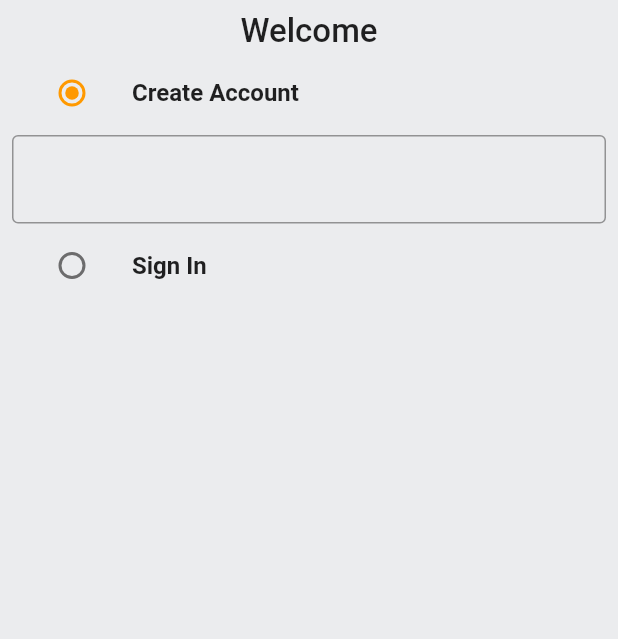
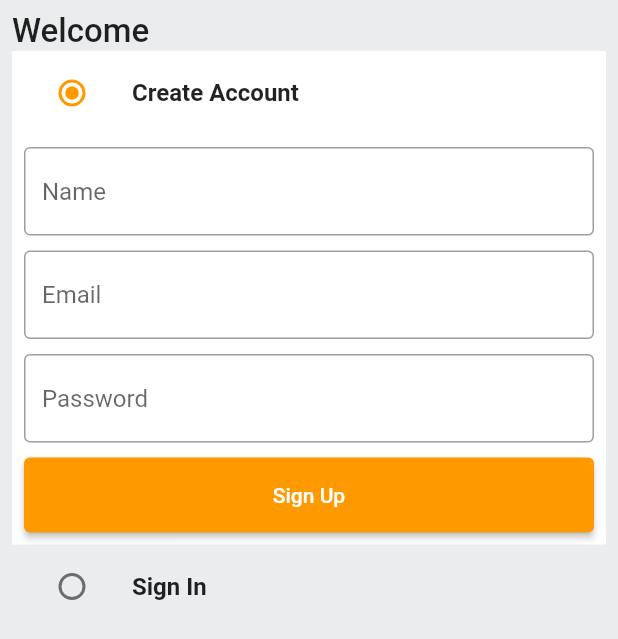
Before and after one commit to ChrisKramer15/mindful-getaways, a Flutter app: the screen it shows after launch, on a phone screen of 412 x 824 dp. Shown: the top 639 px of the screen. Run offline on Flutter 3.47's test engine with Material 2 defaults, Android fonts, the phone set to English and light mode, and no system bars.

Commit message:
completed visuals for auth page, back on clone app

```diff
--- /dev/null
+++ b/amazon_clone/lib/common/widgets/custom_button.dart
@@ -0,0 +1,18 @@
+import 'package:flutter/material.dart';
+
+class CustomButton extends StatelessWidget {
+  final String text;
+  final VoidCallback onTap;
+  const CustomButton({required this.text, required this.onTap, super.key});
+
+  @override
+  Widget build(BuildContext context) {
+    return ElevatedButton(
+        onPressed: onTap,
+        style: ElevatedButton.styleFrom(
+            minimumSize: const Size(double.infinity, 50)),
+        child: Text(
+          text,
+        ));
+  }
+}
--- a/amazon_clone/lib/common/widgets/custom_textfield.dart
+++ b/amazon_clone/lib/common/widgets/custom_textfield.dart
@@ -2,16 +2,19 @@ import 'package:flutter/material.dart';
 
 class CustomTextField extends StatelessWidget {
   final TextEditingController controller;
-  const CustomTextField({super.key, required this.controller});
+  final String hintText;
+  const CustomTextField(
+      {super.key, required this.controller, required this.hintText});
 
   @override
   Widget build(BuildContext context) {
     return TextFormField(
       controller: controller,
       decoration: InputDecoration(
-          border:
-              OutlineInputBorder(borderSide: BorderSide(color: Colors.black38)),
-          enabledBorder: OutlineInputBorder(
+          hintText: hintText,
+          border: const OutlineInputBorder(
+              borderSide: BorderSide(color: Colors.black38)),
+          enabledBorder: const OutlineInputBorder(
               borderSide: BorderSide(color: Colors.black38))),
       // validator: (val) {},
     );
--- a/amazon_clone/lib/features/auth/screens/auth_screen.dart
+++ b/amazon_clone/lib/features/auth/screens/auth_screen.dart
@@ -1,3 +1,4 @@
+import 'package:amazon_clone/common/widgets/custom_button.dart';
 import 'package:amazon_clone/common/widgets/custom_textfield.dart';
 import 'package:amazon_clone/constants/global_variables.dart';
 import 'package:flutter/material.dart';
@@ -15,7 +16,7 @@ class AuthScreen extends StatefulWidget {
 class _AuthScreenState extends State<AuthScreen> {
   Auth _auth = Auth.signup;
   final _signUpFormKey = GlobalKey<FormState>();
-  // final _signInFormKey = GlobalKey<FormState>();
+  final _signInFormKey = GlobalKey<FormState>();
 
   final TextEditingController _emailController = TextEditingController();
   final TextEditingController _passwordController = TextEditingController();
@@ -37,12 +38,16 @@ class _AuthScreenState extends State<AuthScreen> {
             child: Padding(
           padding: const EdgeInsets.all(8.0),
           child: Column(
+            crossAxisAlignment: CrossAxisAlignment.start,
             children: [
               const Text(
                 'Welcome',
                 style: TextStyle(fontSize: 22, fontWeight: FontWeight.w500),
               ),
               ListTile(
+                  tileColor: _auth == Auth.signup
+                      ? GlobalVariables.backgroundColor
+                      : GlobalVariables.greyBackgroundCOlor,
                   title: const Text(
                     "Create Account",
                     style: TextStyle(fontWeight: FontWeight.bold),
@@ -57,12 +62,36 @@ class _AuthScreenState extends State<AuthScreen> {
                         });
                       })),
               if (_auth == Auth.signup)
-                Form(
-                    key: _signUpFormKey,
-                    child: Column(
-                      children: [CustomTextField(controller: _emailController)],
-                    )),
+                Container(
+                  padding: const EdgeInsets.all(8),
+                  color: GlobalVariables.backgroundColor,
+                  child: Form(
+                      key: _signUpFormKey,
+                      child: Column(
+                        children: [
+                          CustomTextField(
+                            controller: _nameController,
+                            hintText: "Name",
+                          ),
+                          const SizedBox(height: 10),
+                          CustomTextField(
+                            controller: _emailController,
+                            hintText: "Email",
+                          ),
+                          const SizedBox(height: 10),
+                          CustomTextField(
+                            controller: _passwordController,
+                            hintText: "Password",
+                          ),
+                          const SizedBox(height: 10),
+                          CustomButton(text: "Sign Up", onTap: () {})
+                        ],
+                      )),
+                ),
               ListTile(
+                  tileColor: _auth == Auth.signin
+                      ? GlobalVariables.backgroundColor
+                      : GlobalVariables.greyBackgroundCOlor,
                   title: const Text(
                     "Sign In",
                     style: TextStyle(fontWeight: FontWeight.bold),
@@ -75,7 +104,29 @@ class _AuthScreenState extends State<AuthScreen> {
                         setState(() {
                           _auth = val!;
                         });
-                      }))
+                      })),
+              if (_auth == Auth.signin)
+                Container(
+                  padding: const EdgeInsets.all(8),
+                  color: GlobalVariables.backgroundColor,
+                  child: Form(
+                      key: _signInFormKey,
+                      child: Column(
+                        children: [
+                          CustomTextField(
+                            controller: _emailController,
+                            hintText: "Email",
+                          ),
+                          const SizedBox(height: 10),
+                          CustomTextField(
+                            controller: _passwordController,
+                            hintText: "Password",
+                          ),
+                          const SizedBox(height: 10),
+                          CustomButton(text: "Sign In", onTap: () {})
+                        ],
+                      )),
+                ),
             ],
           ),
         )));
```
